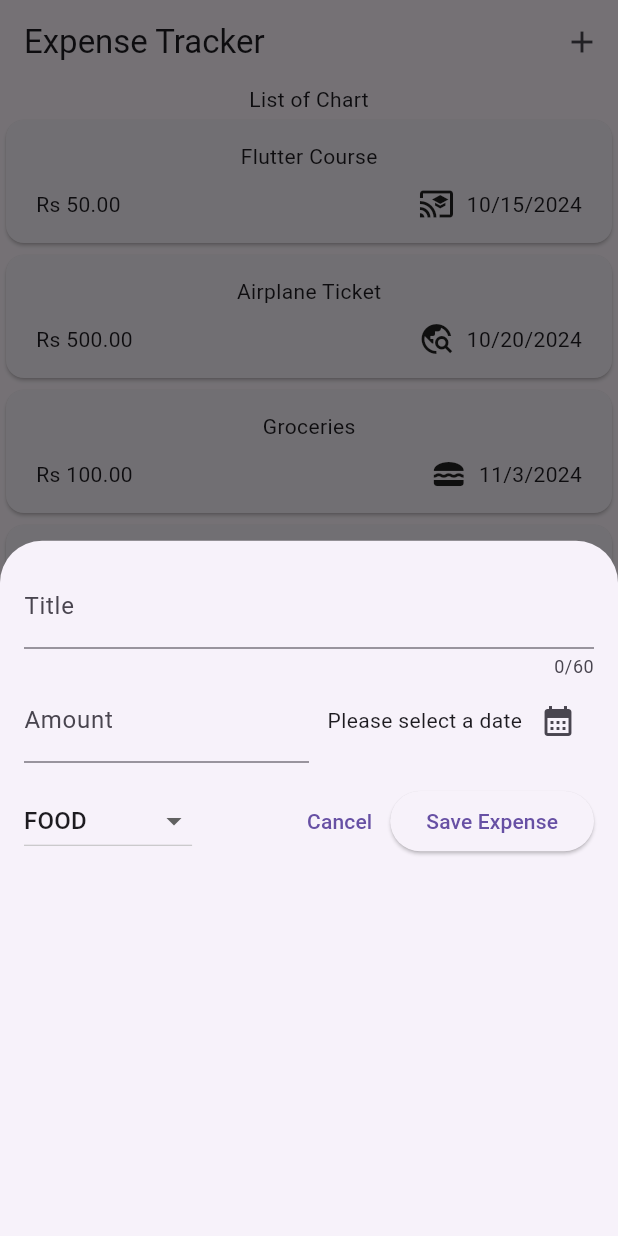
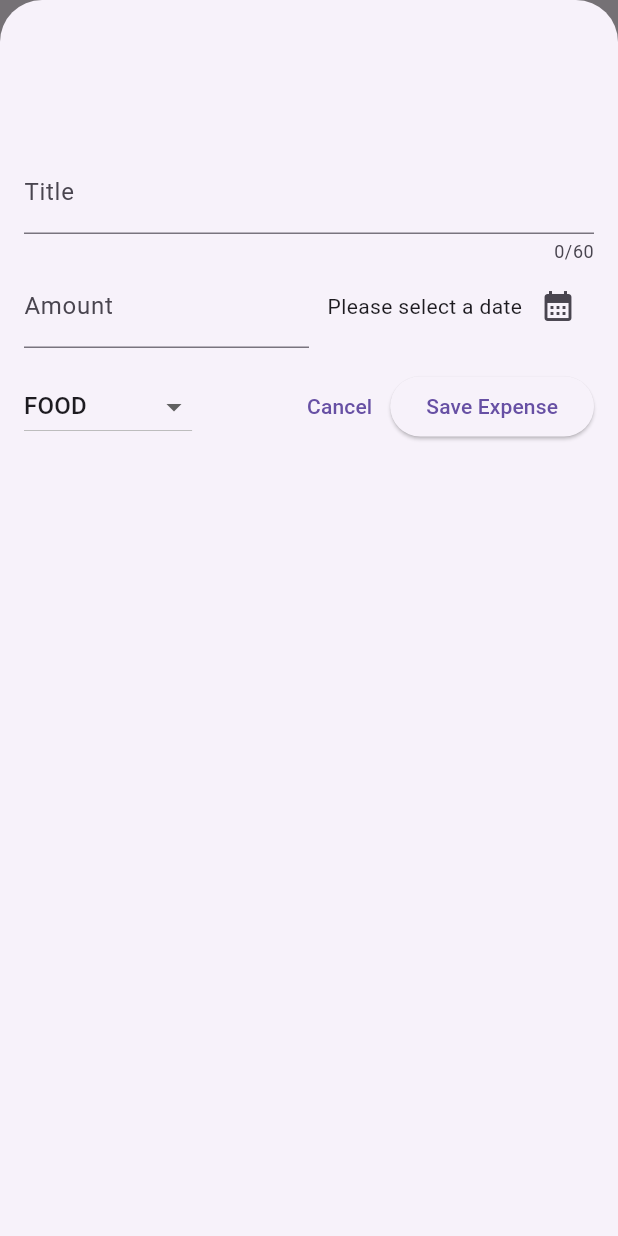
Before and after one commit to shardhayv/Maximilian-ExpenseTracker, a Flutter app: the screen it shows after launch, after a tap on the "add" icon, on a phone screen of 412 x 824 dp. Run offline on Flutter 3.47's test engine with Material 3 defaults, Android fonts, the phone set to English and light mode, and no system bars.

Commit message:
dismissible added for deleting expense and internal data also managed

```diff
--- a/lib/new_expense.dart
+++ b/lib/new_expense.dart
@@ -64,6 +64,7 @@ class _NewExpenseState extends State<NewExpense> {
         category: _selectedCategory,
       ),
     );
+    Navigator.pop(context);
   }
 
   @override
@@ -84,7 +85,7 @@ class _NewExpenseState extends State<NewExpense> {
   @override
   Widget build(BuildContext context) {
     return Padding(
-      padding: const EdgeInsets.all(16),
+      padding: const EdgeInsets.fromLTRB(16, 100, 16, 16),
       child: Column(
         children: [
           TextField(
--- a/lib/widget/expenses.dart
+++ b/lib/widget/expenses.dart
@@ -41,6 +41,7 @@ class _ExpensesState extends State<Expenses> {
 
   void _openAddExpenseOverlay() {
     showModalBottomSheet(
+      isScrollControlled: true,
       context: context,
       builder: (ctx) => NewExpense(onAddExpense: _addExpense),
     );
@@ -49,6 +50,12 @@ class _ExpensesState extends State<Expenses> {
   void _addExpense(ExpensesModel expense) {
     setState(() {
       _registeredExpenses.add(expense);
+    });
+  }
+
+  void _removeExpense(ExpensesModel expense) {
+    setState(() {
+      _registeredExpenses.remove(expense);
     });
   }
 
@@ -68,7 +75,10 @@ class _ExpensesState extends State<Expenses> {
         children: [
           const Text("List of Chart"),
           Expanded(
-            child: ExpensesList(expenses: _registeredExpenses),
+            child: ExpensesList(
+              expenses: _registeredExpenses,
+              onRemoveExpense: _removeExpense,
+            ),
           ),
         ],
       ),
--- a/lib/widget/expenses_list/expenses_list.dart
+++ b/lib/widget/expenses_list/expenses_list.dart
@@ -3,16 +3,23 @@ import 'package:expense_tracker/widget/expenses_list/expense_item.dart';
 import 'package:flutter/material.dart';
 
 class ExpensesList extends StatelessWidget {
-  const ExpensesList({super.key, required this.expenses});
+  const ExpensesList(
+      {super.key, required this.expenses, required this.onRemoveExpense});
 
   final List<ExpensesModel> expenses;
+  final void Function(ExpensesModel expense) onRemoveExpense;
 
   @override
   Widget build(BuildContext context) {
     return ListView.builder(
       itemCount: expenses.length,
-      itemBuilder: (context, index) => ExpenseItem(
-        expense: expenses[index],
+      itemBuilder: (context, index) => Dismissible(
+        direction: DismissDirection.endToStart, // Swipe from right to left
+        onDismissed: (direction) => onRemoveExpense(expenses[index]),
+        key: ValueKey(expenses[index]),
+        child: ExpenseItem(
+          expense: expenses[index],
+        ),
       ),
     );
   }
```
